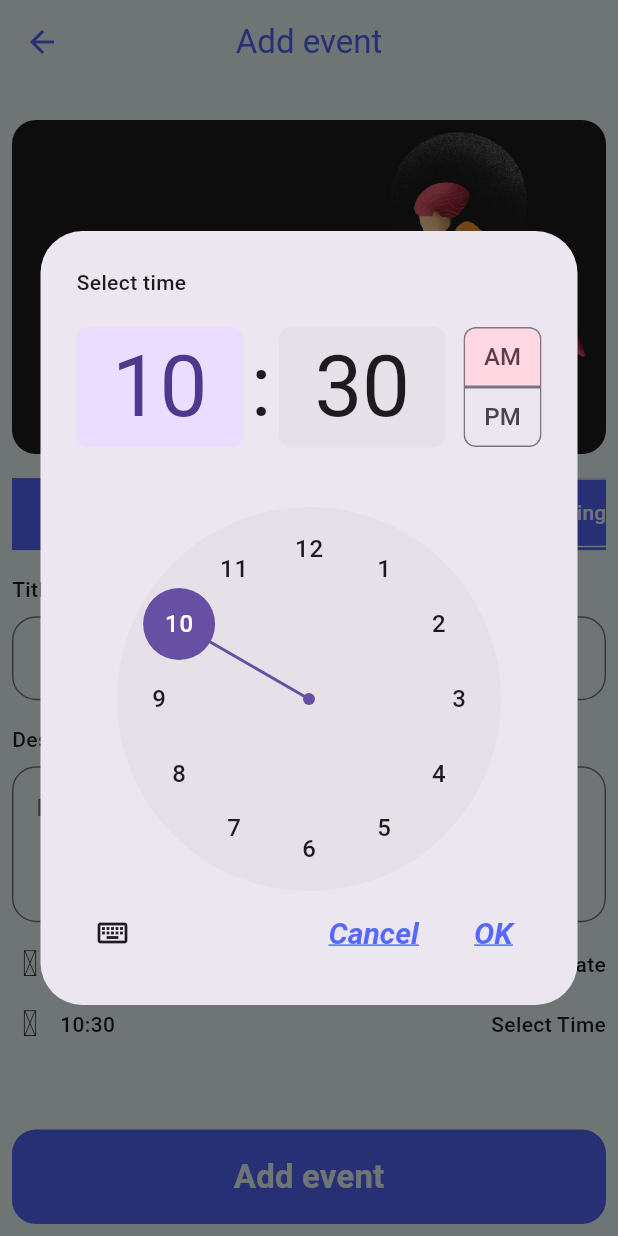
After one commit to ucseif/evently-c13-online, a Flutter app: the AddEvent screen opened by its route, after a tap on "Select Time", on a phone screen of 412 x 824 dp. The commit adds this screen. Run offline on Flutter 3.47's test engine with Material 3 defaults, Android fonts, the light colour scheme and no system bars; our stand-ins replace animated_toggle_switch, cloud_firestore, firebase_auth, firebase_core, icons_plus; accounts and stored records are empty; generated files the repository leaves out were written again.

Commit message:
Finished Add Event screen. Get events list.

```diff
--- a/lib/core/theme/app_colors.dart
+++ b/lib/core/theme/app_colors.dart
@@ -2,7 +2,7 @@ import 'package:flutter/material.dart';
 
 class AppColors {
   static const Color white = Color(0xFFF2FEFF);
-  static const Color purple = Color(0xFF5669FF);
+  static const Color blue = Color(0xFF5669FF);
   static const Color black = Color(0xFF1C1C1C);
   static const Color gray = Color(0xFF7B7B7B);
   static const Color clearWhite = Color(0xFFFFFFFF);
--- a/lib/core/theme/app_theme.dart
+++ b/lib/core/theme/app_theme.dart
@@ -4,11 +4,11 @@ import 'package:flutter/material.dart';
 class AppTheme {
   static ThemeData lightTheme = ThemeData(
       scaffoldBackgroundColor: AppColors.white,
-      dividerColor: AppColors.purple,
-      primaryColor: AppColors.purple,
+      dividerColor: AppColors.blue,
+      primaryColor: AppColors.blue,
       appBarTheme: const AppBarTheme(
         backgroundColor: AppColors.white,
-        foregroundColor: AppColors.purple,
+        foregroundColor: AppColors.blue,
         centerTitle: true,
         elevation: 0,
       ),
@@ -20,18 +20,18 @@ class AppTheme {
         bodySmall: TextStyle(
             color: AppColors.black, fontSize: 12, fontWeight: FontWeight.w500),
         labelLarge: TextStyle(
-            color: AppColors.purple, fontSize: 22, fontWeight: FontWeight.bold),
+            color: AppColors.blue, fontSize: 22, fontWeight: FontWeight.bold),
         labelMedium: TextStyle(
-            color: AppColors.purple, fontSize: 20, fontWeight: FontWeight.bold),
+            color: AppColors.blue, fontSize: 20, fontWeight: FontWeight.bold),
         labelSmall: TextStyle(
-            color: AppColors.purple, fontSize: 16, fontWeight: FontWeight.bold),
+            color: AppColors.blue, fontSize: 16, fontWeight: FontWeight.bold),
       ),
       dividerTheme: const DividerThemeData(
-        color: AppColors.purple,
+        color: AppColors.blue,
       ),
       filledButtonTheme: FilledButtonThemeData(
         style: FilledButton.styleFrom(
-          backgroundColor: AppColors.purple,
+          backgroundColor: AppColors.blue,
           foregroundColor: AppColors.white,
           padding: const EdgeInsets.all(16),
           shape: RoundedRectangleBorder(
@@ -41,9 +41,9 @@ class AppTheme {
       ),
       textButtonTheme: TextButtonThemeData(
           style: TextButton.styleFrom(
-              foregroundColor: AppColors.purple,
+              foregroundColor: AppColors.blue,
               textStyle: const TextStyle(
-                  color: AppColors.purple,
+                  color: AppColors.blue,
                   decoration: TextDecoration.underline,
                   fontStyle: FontStyle.italic,
                   fontWeight: FontWeight.bold,
@@ -76,11 +76,11 @@ class AppTheme {
 
   static ThemeData darkTheme = ThemeData(
     scaffoldBackgroundColor: AppColors.dartPurple,
-    dividerColor: AppColors.purple,
+      dividerColor: AppColors.blue,
       dividerTheme: const DividerThemeData(
-      color: AppColors.purple,
+        color: AppColors.blue,
       ),
-    primaryColor: AppColors.purple,
+      primaryColor: AppColors.blue,
       textTheme: const TextTheme(
       bodyLarge: TextStyle(
           color: AppColors.offWhite, fontSize: 16, fontWeight: FontWeight.w500),
@@ -89,15 +89,15 @@ class AppTheme {
       bodySmall: TextStyle(
           color: AppColors.offWhite, fontSize: 12, fontWeight: FontWeight.w500),
       labelLarge: TextStyle(
-          color: AppColors.purple, fontSize: 22, fontWeight: FontWeight.bold),
+            color: AppColors.blue, fontSize: 22, fontWeight: FontWeight.bold),
         labelMedium: TextStyle(
-          color: AppColors.purple, fontSize: 20, fontWeight: FontWeight.bold),
+            color: AppColors.blue, fontSize: 20, fontWeight: FontWeight.bold),
         labelSmall: TextStyle(
-          color: AppColors.purple, fontSize: 16, fontWeight: FontWeight.bold),
+            color: AppColors.blue, fontSize: 16, fontWeight: FontWeight.bold),
       ),
     filledButtonTheme: FilledButtonThemeData(
       style: FilledButton.styleFrom(
-        backgroundColor: AppColors.purple,
+          backgroundColor: AppColors.blue,
           foregroundColor: AppColors.white,
         padding: const EdgeInsets.all(16),
         shape: RoundedRectangleBorder(
@@ -107,15 +107,15 @@ class AppTheme {
     ),
     appBarTheme: const AppBarTheme(
       backgroundColor: AppColors.dartPurple,
-      foregroundColor: AppColors.purple,
+        foregroundColor: AppColors.blue,
         centerTitle: true,
       elevation: 0,
     ),
     textButtonTheme: TextButtonThemeData(
         style: TextButton.styleFrom(
-          foregroundColor: AppColors.purple,
+              foregroundColor: AppColors.blue,
               textStyle: const TextStyle(
-                color: AppColors.purple,
+                  color: AppColors.blue,
                   decoration: TextDecoration.underline,
                 fontStyle: FontStyle.italic,
                 fontWeight: FontWeight.bold,
@@ -127,15 +127,15 @@ class AppTheme {
           fontSize: 16, color: AppColors.offWhite, fontWeight: FontWeight.w500),
       enabledBorder: OutlineInputBorder(
         borderRadius: BorderRadius.circular(16),
-        borderSide: const BorderSide(color: AppColors.purple, width: 1),
+          borderSide: const BorderSide(color: AppColors.blue, width: 1),
         ),
       focusedBorder: OutlineInputBorder(
         borderRadius: BorderRadius.circular(16),
-        borderSide: const BorderSide(color: AppColors.purple, width: 1),
+          borderSide: const BorderSide(color: AppColors.blue, width: 1),
         ),
       disabledBorder: OutlineInputBorder(
         borderRadius: BorderRadius.circular(16),
-        borderSide: const BorderSide(color: AppColors.purple, width: 1),
+          borderSide: const BorderSide(color: AppColors.blue, width: 1),
         ),
       errorBorder: OutlineInputBorder(
         borderRadius: BorderRadius.circular(16),
@@ -147,8 +147,7 @@ class AppTheme {
       ),
     ),
     bottomNavigationBarTheme: const BottomNavigationBarThemeData(
-      backgroundColor: AppColors.purple,
-
+        backgroundColor: AppColors.blue,
       )
   );
 }
--- a/lib/main.dart
+++ b/lib/main.dart
@@ -1,6 +1,7 @@
 import 'package:evently_c13_online/core/providers/locale_provider.dart';
 import 'package:evently_c13_online/core/providers/theme_provider.dart';
 import 'package:evently_c13_online/core/theme/app_theme.dart';
+import 'package:evently_c13_online/ui/add_event/add_event.dart';
 import 'package:evently_c13_online/ui/home_screen/home_screen.dart';
 import 'package:evently_c13_online/ui/login/login_screen.dart';
 import 'package:evently_c13_online/ui/onbording/onboarding_setup_screen.dart';
@@ -57,6 +58,7 @@ class MyApp extends StatelessWidget {
         LoginScreen.routeName: (_) => LoginScreen(),
         SignupScreen.routeName: (_) => SignupScreen(),
         HomeScreen.routeName: (_) => HomeScreen(),
+        AddEvent.routeName: (_) => AddEvent(),
       },
       initialRoute: LoginScreen.routeName,
     );
--- /dev/null
+++ b/lib/model/category_dm.dart
@@ -0,0 +1,30 @@
+import 'package:flutter/material.dart';
+
+class CategoryDM {
+  String name;
+  IconData icon;
+  String image;
+
+  CategoryDM({required this.name, required this.image, required this.icon});
+
+  static CategoryDM allCategory =
+      CategoryDM(name: "All", image: "", icon: Icons.compass_calibration);
+  static CategoryDM sportsCategory =
+      CategoryDM(name: "Sports", image: "", icon: Icons.sports);
+  static CategoryDM birthdayCategory =
+      CategoryDM(name: "Birthday", image: "", icon: Icons.compass_calibration);
+  static CategoryDM bookingClubCategory = CategoryDM(
+      name: "Booking club", image: "", icon: Icons.compass_calibration);
+
+  static List<CategoryDM> defaultCategories = [
+    sportsCategory,
+    birthdayCategory,
+    bookingClubCategory,
+  ];
+  static List<CategoryDM> allCategories = [
+    allCategory,
+    sportsCategory,
+    birthdayCategory,
+    bookingClubCategory,
+  ];
+}
--- a/lib/model/event_dm.dart
+++ b/lib/model/event_dm.dart
@@ -1,7 +1,8 @@
+import 'package:cloud_firestore/cloud_firestore.dart';
+
 class EventDM {
   late String name;
   late DateTime date;
-  late DateTime time;
   late String ownerId;
   late int? lat;
   late int? lng;
@@ -11,7 +12,6 @@ class EventDM {
   EventDM(
       {required this.name,
       required this.date,
-      required this.time,
       required this.ownerId,
       this.lat,
       this.lng,
@@ -20,8 +20,8 @@ class EventDM {
 
   EventDM.fromJson(Map json) {
     name = json["name"];
-    date = json["date"];
-    time = json["time"];
+    Timestamp timeStamp = json["date"];
+    date = timeStamp.toDate();
     ownerId = json["ownerId"];
     lat = json["lat"];
     lng = json["lng"];
@@ -33,7 +33,6 @@ class EventDM {
     Map<String, dynamic> json = {};
     json["name"] = name;
     json["date"] = date;
-    json["time"] = time;
     json["ownerId"] = ownerId;
     json["lat"] = lat;
     json["lng"] = lng;
--- a/lib/model/user_dm.dart
+++ b/lib/model/user_dm.dart
@@ -1,6 +1,7 @@
 
 
 class UserDM {
+  static late UserDM currentUser;
   late String id;
   late String name;
   late String email;
--- /dev/null
+++ b/lib/ui/add_event/add_event.dart
@@ -0,0 +1,178 @@
+import 'package:evently_c13_online/core/assets/app_assets.dart';
+import 'package:evently_c13_online/core/theme/app_colors.dart';
+import 'package:evently_c13_online/firebase_helpers/firestore/firestore_helper.dart';
+import 'package:evently_c13_online/model/category_dm.dart';
+import 'package:evently_c13_online/model/event_dm.dart';
+import 'package:evently_c13_online/model/user_dm.dart';
+import 'package:evently_c13_online/ui/shared_widgets/categories_tabs.dart';
+import 'package:evently_c13_online/ui/shared_widgets/custom_text_field.dart';
+import 'package:evently_c13_online/ui/utils/dialog_utils.dart';
+import 'package:flutter/material.dart';
+import 'package:icons_plus/icons_plus.dart';
+
+class AddEvent extends StatefulWidget {
+  static const routeName = "add_event";
+
+  const AddEvent({super.key});
+
+  @override
+  State<AddEvent> createState() => _AddEventState();
+}
+
+class _AddEventState extends State<AddEvent> {
+  CategoryDM selectedCategory = CategoryDM.defaultCategories[0];
+  TextEditingController titleController = TextEditingController();
+  TextEditingController descriptionController = TextEditingController();
+  DateTime selectedDate = DateTime.now();
+  TimeOfDay selectedTime = TimeOfDay.now();
+
+  @override
+  Widget build(BuildContext context) {
+    return Scaffold(
+      appBar: AppBar(
+        title: Text("Add event"),
+      ),
+      body: Padding(
+        padding: const EdgeInsets.all(8.0),
+        child: Column(
+          crossAxisAlignment: CrossAxisAlignment.stretch,
+          children: [
+            Expanded(
+                child: SingleChildScrollView(
+              child: Column(
+                crossAxisAlignment: CrossAxisAlignment.stretch,
+                children: [
+                  buildCategoryImage(),
+                  buildCategoriesTabs(),
+                  SizedBox(
+                    height: 16,
+                  ),
+                  buildTitleTextField(),
+                  SizedBox(
+                    height: 16,
+                  ),
+                  buildDescriptionTextField(),
+                  SizedBox(
+                    height: 16,
+                  ),
+                  buildSelectDateRow(),
+                  SizedBox(
+                    height: 16,
+                  ),
+                  buildSelectTimeRow(),
+                  SizedBox(
+                    height: 16,
+                  ),
+                  buildLocationRow(),
+                  SizedBox(
+                    height: 16,
+                  ),
+                ],
+              ),
+            )),
+            buildAddEventButton()
+          ],
+        ),
+      ),
+    );
+  }
+
+  Container buildCategoryImage() => Container(
+      margin: const EdgeInsets.symmetric(vertical: 16),
+      child: ClipRRect(
+          borderRadius: BorderRadius.circular(16),
+          child: Image.asset(AppAssets.sport)));
+
+  buildCategoriesTabs() => Container(
+        color: AppColors.blue,
+        child: CategoriesTabs(
+            categories: CategoryDM.defaultCategories,
+            onCategoryClick: (category) {
+              selectedCategory = category;
+            }),
+      );
+
+  buildDescriptionTextField() => Column(
+        crossAxisAlignment: CrossAxisAlignment.stretch,
+        children: [
+          const Text("Description"),
+          const SizedBox(
+            height: 8,
+          ),
+          CustomTextField(
+              controller: descriptionController,
+              minLines: 3,
+              hint: "Description "),
+        ],
+      );
+
+  buildTitleTextField() => Column(
+        crossAxisAlignment: CrossAxisAlignment.stretch,
+        children: [
+          const Text("Title"),
+          const SizedBox(
+            height: 8,
+          ),
+          CustomTextField(
+              controller: titleController,
+              iconData: EvaIcons.edit,
+              hint: "Title"),
+        ],
+      );
+
+  buildSelectDateRow() => Row(
+        children: [
+          const Icon(EvaIcons.calendar),
+          Text(
+              "${selectedDate.year} / ${selectedDate.month} / ${selectedDate.day}"),
+          const Spacer(),
+          InkWell(
+              onTap: () async {
+                selectedDate = (await showDatePicker(
+                        context: context,
+                        firstDate: DateTime.now(),
+                        lastDate: DateTime.now().add(Duration(days: 365)))) ??
+                    selectedDate;
+                setState(() {});
+              },
+              child: const Text("Choose Date")),
+        ],
+      );
+
+  buildSelectTimeRow() => Row(
+        children: [
+          const Icon(EvaIcons.clock),
+          SizedBox(
+            width: 8,
+          ),
+          Text("${selectedTime.hour}:${selectedTime.minute}"),
+          const Spacer(),
+          InkWell(
+              onTap: () async {
+                selectedTime = await showTimePicker(
+                        context: context, initialTime: selectedTime) ??
+                    selectedTime;
+              },
+              child: const Text("Select Time")),
+        ],
+      );
+
+  buildLocationRow() => Container();
+
+  buildAddEventButton() => FilledButton(
+      child: Text("Add event"),
+      onPressed: () async {
+        selectedDate = DateTime(selectedDate.year, selectedDate.month,
+            selectedDate.day, selectedTime.hour, selectedTime.minute);
+        EventDM newEvent = EventDM(
+            name: titleController.text,
+            date: selectedDate,
+            ownerId: UserDM.currentUser.id,
+            category: selectedCategory.name,
+            description: descriptionController.text);
+        showLoading(context);
+        await addEvent(newEvent);
+        hideLoading(context);
+        Navigator.pop(context);
+      });
+}
--- /dev/null
+++ b/lib/ui/shared_widgets/categories_tabs.dart
@@ -0,0 +1,53 @@
+import 'package:evently_c13_online/core/theme/app_colors.dart';
+import 'package:evently_c13_online/model/category_dm.dart';
+import 'package:flutter/material.dart';
+
+class CategoriesTabs extends StatelessWidget {
+  final List<CategoryDM> categories;
+  final Function(CategoryDM) onCategoryClick;
+
+  const CategoriesTabs(
+      {super.key, required this.categories, required this.onCategoryClick});
+
+  @override
+  Widget build(BuildContext context) {
+    return DefaultTabController(
+      length: categories.length,
+      child: TabBar(
+          indicator: BoxDecoration(
+            borderRadius: BorderRadius.circular(50),
+            border: Border.all(color: AppColors.white),
+            color: AppColors.white,
+          ),
+          onTap: (index) {
+            onCategoryClick(categories[index]);
+          },
+          isScrollable: true,
+          dividerColor: Colors.transparent,
+          unselectedLabelStyle: TextStyle(color: AppColors.white),
+          labelStyle: TextStyle(color: AppColors.blue),
+          tabs: categories.map(categoryToTab).toList()),
+    );
+  }
+
+  Tab categoryToTab(CategoryDM category) {
+    return Tab(
+      child: Container(
+        padding: EdgeInsets.symmetric(horizontal: 8, vertical: 12),
+        decoration: BoxDecoration(
+          border: Border.all(color: AppColors.white),
+          borderRadius: BorderRadius.circular(50),
+        ),
+        child: Row(
+          mainAxisAlignment: MainAxisAlignment.center,
+          children: [
+            Icon(
+              category.icon,
+            ),
+            Text(category.name),
+          ],
+        ),
+      ),
+    );
+  }
+}
--- /dev/null
+++ b/lib/ui/shared_widgets/custom_text_field.dart
@@ -0,0 +1,30 @@
+import 'package:flutter/material.dart';
+
+class CustomTextField extends StatelessWidget {
+  final TextEditingController controller;
+  final String hint;
+  final IconData? iconData;
+  final int minLines;
+
+  const CustomTextField(
+      {super.key,
+      required this.controller,
+      required this.hint,
+      this.iconData,
+      this.minLines = 1});
+
+  @override
+  Widget build(BuildContext context) {
+    return TextFormField(
+      style: Theme.of(context).textTheme.bodyLarge,
+      cursorColor: Theme.of(context).primaryColor,
+      controller: controller,
+      minLines: minLines,
+      maxLines: 6,
+      decoration: InputDecoration(
+          prefixIcon: iconData == null ? null : Icon(iconData),
+          hintMaxLines: minLines,
+          hintText: hint),
+    );
+  }
+}
--- a/lib/ui/signup_screen/signup_screen.dart
+++ b/lib/ui/signup_screen/signup_screen.dart
@@ -1,6 +1,7 @@
 import 'package:evently_c13_online/core/assets/app_assets.dart';
 import 'package:evently_c13_online/firebase_helpers/firestore/firestore_helper.dart';
 import 'package:evently_c13_online/model/user_dm.dart';
+import 'package:evently_c13_online/ui/home_screen/home_screen.dart';
 import 'package:evently_c13_online/ui/utils/dialog_utils.dart';
 import 'package:firebase_auth/firebase_auth.dart';
 import 'package:flutter/material.dart';
@@ -92,8 +93,10 @@ class SignupScreen extends StatelessWidget {
               name: nameController.text,
               email: emailController.text);
           await createUserInFirestore(newUser);
+
           hideLoading(context);
-          showMessage(context, "User Created successfully");
+          UserDM.currentUser = newUser;
+          Navigator.pushReplacementNamed(context, HomeScreen.routeName);
         } on FirebaseAuthException catch (e) {
           hideLoading(context);
           String message = "Something went wrong please try again later";
```
Also changed, not shown: lib/firebase_helpers/firestore/firestore_helper.dart (+9 -1 lines), lib/ui/home_screen/home_screen.dart (+45 -22 lines), lib/ui/home_screen/tabs/home_tab/home_tab.dart (+76 -101 lines), lib/ui/home_screen/tabs/home_tab/widget/event_task.dart (+36 -25 lines), lib/ui/home_screen/tabs/love_tab/love_tab.dart (+11 -14 lines), lib/ui/home_screen/tabs/profile_tab/profile_tab.dart (+7 -7 lines), lib/ui/login/login_screen.dart (+5 -3 lines). Lines whose indentation alone changed are shown as unchanged.
